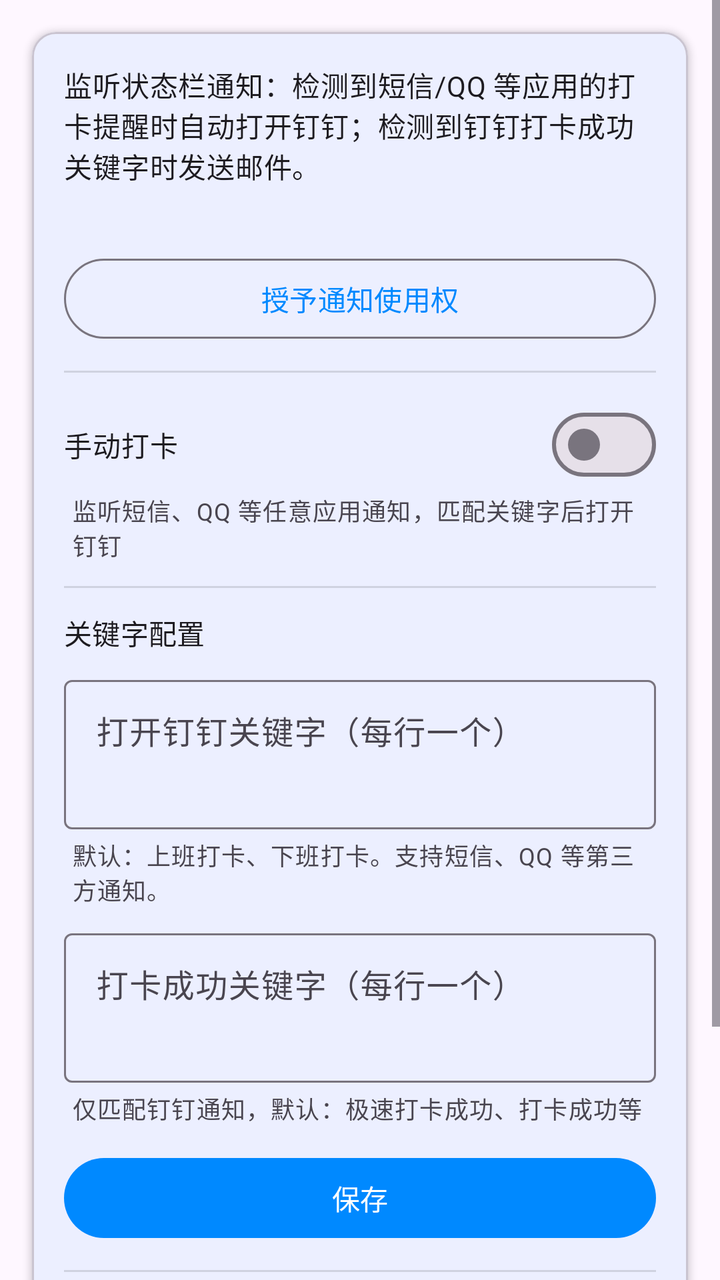
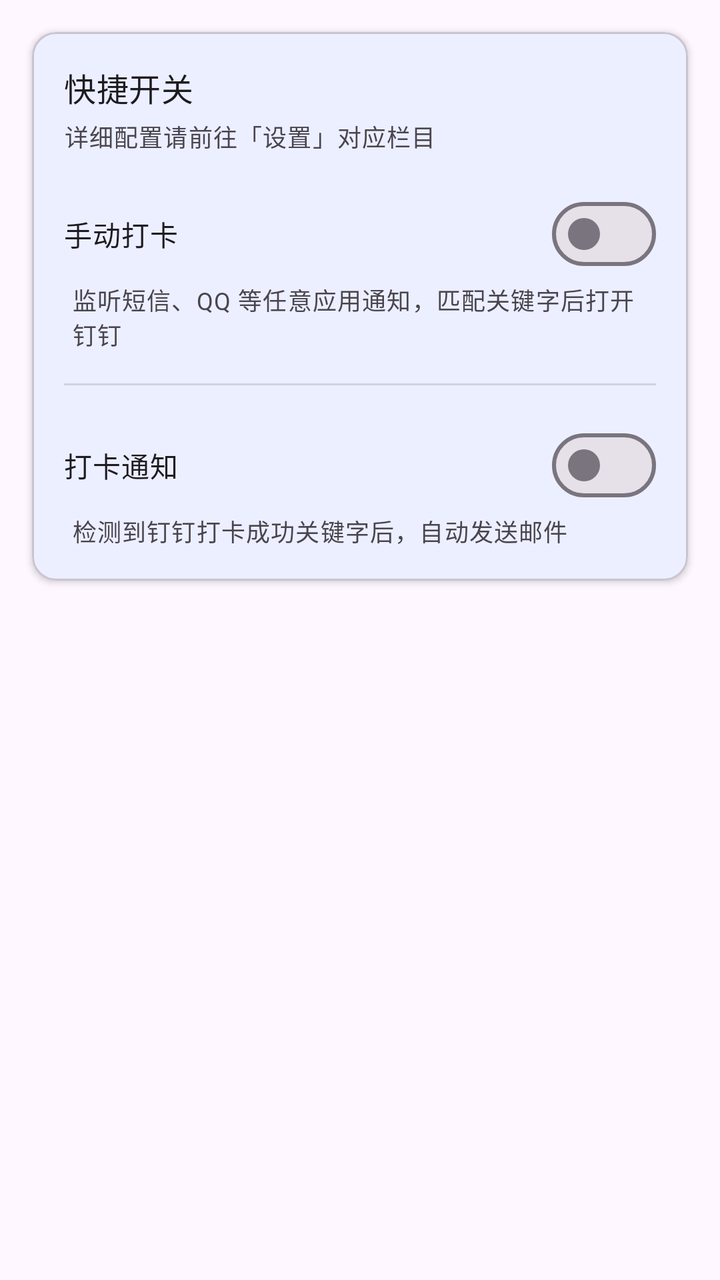

Before-and-after screenshots of an Android layout around one commit, followed by the original layout XML and the change that was made.
<!-- AndroidManifest.xml: application theme Theme.DDTask -->
<!-- res/layout/fragment_notifications.xml -->
<?xml version="1.0" encoding="utf-8"?>
<ScrollView
    xmlns:android="http://schemas.android.com/apk/res/android"
    xmlns:app="http://schemas.android.com/apk/res-auto"
    android:layout_width="match_parent"
    android:layout_height="match_parent"
    android:fillViewport="true">

    <LinearLayout
        android:layout_width="match_parent"
        android:layout_height="wrap_content"
        android:orientation="vertical"
        android:paddingBottom="24dp">

        <com.google.android.material.card.MaterialCardView
            android:layout_width="match_parent"
            android:layout_height="wrap_content"
            android:layout_margin="16dp"
            app:cardElevation="2dp">

            <LinearLayout
                android:layout_width="match_parent"
                android:layout_height="wrap_content"
                android:orientation="vertical"
                android:padding="16dp">

                <TextView
                    android:layout_width="wrap_content"
                    android:layout_height="wrap_content"
                    android:text="@string/notification_desc"
                    android:textAppearance="?attr/textAppearanceBodyMedium" />

                <TextView
                    android:id="@+id/status_listener"
                    android:layout_width="wrap_content"
                    android:layout_height="wrap_content"
                    android:layout_marginTop="8dp"
                    android:textAppearance="?attr/textAppearanceBodySmall" />

                <com.google.android.material.button.MaterialButton
                    android:id="@+id/btn_grant_listener"
                    style="@style/Widget.Material3.Button.OutlinedButton"
                    android:layout_width="match_parent"
                    android:layout_height="wrap_content"
                    android:layout_marginTop="8dp"
                    android:text="@string/grant_notification_access" />

                <View
                    android:layout_width="match_parent"
                    android:layout_height="1dp"
                    android:layout_marginVertical="12dp"
                    android:background="?android:attr/listDivider" />

                <com.google.android.material.materialswitch.MaterialSwitch
                    android:id="@+id/switch_auto_open_dingtalk"
                    android:layout_width="match_parent"
                    android:layout_height="wrap_content"
                    android:text="@string/auto_open_dingtalk_enabled" />

                <TextView
                    android:layout_width="wrap_content"
                    android:layout_height="wrap_content"
                    android:layout_marginStart="4dp"
                    android:text="@string/auto_open_dingtalk_enabled_desc"
                    android:textAppearance="?attr/textAppearanceBodySmall"
                    android:textColor="?android:attr/textColorSecondary" />

                <TextView
                    android:id="@+id/tv_last_open"
                    android:layout_width="match_parent"
                    android:layout_height="wrap_content"
                    android:layout_marginTop="8dp"
                    android:textAppearance="?attr/textAppearanceBodySmall"
                    android:textColor="?android:attr/textColorSecondary"
                    android:visibility="gone" />

                <View
                    android:layout_width="match_parent"
                    android:layout_height="1dp"
                    android:layout_marginVertical="12dp"
                    android:background="?android:attr/listDivider" />

                <TextView
                    android:layout_width="wrap_content"
                    android:layout_height="wrap_content"
                    android:text="@string/notification_keywords_title"
                    android:textAppearance="?attr/textAppearanceTitleSmall" />

                <LinearLayout
                    android:id="@+id/layout_keywords_summary"
                    android:layout_width="match_parent"
                    android:layout_height="wrap_content"
                    android:layout_marginTop="8dp"
                    android:orientation="vertical"
                    android:visibility="gone">

                    <TextView
                        android:id="@+id/tv_keywords_summary"
                        android:layout_width="match_parent"
                        android:layout_height="wrap_content"
                        android:textAppearance="?attr/textAppearanceBodyMedium" />

                    <com.google.android.material.button.MaterialButton
                        android:id="@+id/btn_edit_keywords"
                        style="@style/Widget.Material3.Button.TextButton"
                        android:layout_width="wrap_content"
                        android:layout_height="wrap_content"
                        android:text="@string/edit_keywords_config" />

                </LinearLayout>

                <LinearLayout
                    android:id="@+id/layout_keywords_form"
                    android:layout_width="match_parent"
                    android:layout_height="wrap_content"
                    android:layout_marginTop="8dp"
                    android:orientation="vertical">

                    <com.google.android.material.textfield.TextInputLayout
                        android:layout_width="match_parent"
                        android:layout_height="wrap_content"
                        android:hint="@string/trigger_keywords_hint">

                        <com.google.android.material.textfield.TextInputEditText
                            android:id="@+id/et_trigger_keywords"
                            android:layout_width="match_parent"
                            android:layout_height="wrap_content"
                            android:gravity="top"
                            android:inputType="textMultiLine"
                            android:minLines="2" />

                    </com.google.android.material.textfield.TextInputLayout>

                    <TextView
                        android:layout_width="wrap_content"
                        android:layout_height="wrap_content"
                        android:layout_marginStart="4dp"
                        android:layout_marginTop="4dp"
                        android:text="@string/trigger_keywords_help"
                        android:textAppearance="?attr/textAppearanceBodySmall"
                        android:textColor="?android:attr/textColorSecondary" />

                    <com.google.android.material.textfield.TextInputLayout
                        android:layout_width="match_parent"
                        android:layout_height="wrap_content"
                        android:layout_marginTop="8dp"
                        android:hint="@string/success_keywords_hint">

                        <com.google.android.material.textfield.TextInputEditText
                            android:id="@+id/et_success_keywords"
                            android:layout_width="match_parent"
                            android:layout_height="wrap_content"
                            android:gravity="top"
                            android:inputType="textMultiLine"
                            android:minLines="2" />

                    </com.google.android.material.textfield.TextInputLayout>

                    <TextView
                        android:layout_width="wrap_content"
                        android:layout_height="wrap_content"
                        android:layout_marginStart="4dp"
                        android:layout_marginTop="4dp"
                        android:text="@string/success_keywords_help"
                        android:textAppearance="?attr/textAppearanceBodySmall"
                        android:textColor="?android:attr/textColorSecondary" />

                    <com.google.android.material.button.MaterialButton
                        android:id="@+id/btn_save_notification_settings"
                        android:layout_width="match_parent"
                        android:layout_height="wrap_content"
                        android:layout_marginTop="12dp"
                        android:text="@string/save" />

                </LinearLayout>

                <View
                    android:layout_width="match_parent"
                    android:layout_height="1dp"
                    android:layout_marginVertical="12dp"
                    android:background="?android:attr/listDivider" />

                <TextView
                    android:id="@+id/status_email_config"
                    android:layout_width="wrap_content"
                    android:layout_height="wrap_content"
                    android:textAppearance="?attr/textAppearanceBodySmall" />

                <com.google.android.material.materialswitch.MaterialSwitch
                    android:id="@+id/switch_email_notify"
                    android:layout_width="match_parent"
                    android:layout_height="wrap_content"
                    android:layout_marginTop="12dp"
                    android:text="@string/email_notify_enabled" />

                <TextView
                    android:layout_width="wrap_content"
                    android:layout_height="wrap_content"
                    android:layout_marginStart="4dp"
                    android:text="@string/email_notify_enabled_desc"
                    android:textAppearance="?attr/textAppearanceBodySmall"
                    android:textColor="?android:attr/textColorSecondary" />

                <TextView
                    android:id="@+id/tv_last_sent"
                    android:layout_width="match_parent"
                    android:layout_height="wrap_content"
                    android:layout_marginTop="12dp"
                    android:textAppearance="?attr/textAppearanceBodySmall"
                    android:textColor="?android:attr/textColorSecondary"
                    android:visibility="gone" />

            </LinearLayout>

        </com.google.android.material.card.MaterialCardView>

    </LinearLayout>

</ScrollView>
<!-- resources referenced by this layout -->
<resources>
  <string name="auto_open_dingtalk_enabled">手动打卡</string>
  <string name="auto_open_dingtalk_enabled_desc">监听短信、QQ 等任意应用通知，匹配关键字后打开钉钉</string>
  <string name="edit_keywords_config">修改配置</string>
  <string name="email_notify_enabled">打卡通知</string>
  <string name="email_notify_enabled_desc">检测到钉钉打卡成功关键字后，自动发送邮件</string>
  <string name="grant_notification_access">授予通知使用权</string>
  <string name="notification_desc">监听状态栏通知：检测到短信/QQ 等应用的打卡提醒时自动打开钉钉；检测到钉钉打卡成功关键字时发送邮件。</string>
  <string name="notification_keywords_title">关键字配置</string>
  <string name="save">保存</string>
  <string name="success_keywords_help">仅匹配钉钉通知，默认：极速打卡成功、打卡成功等</string>
  <string name="success_keywords_hint">打卡成功关键字（每行一个）</string>
  <string name="trigger_keywords_help">默认：上班打卡、下班打卡。支持短信、QQ 等第三方通知。</string>
  <string name="trigger_keywords_hint">打开钉钉关键字（每行一个）</string>
  <style name="Theme.DDTask" parent="Theme.Material3.Light.NoActionBar">
          <item name="colorPrimary">@color/primary</item>
          <item name="colorPrimaryDark">@color/primary_dark</item>
          <item name="colorSecondary">@color/secondary</item>
      </style>
  <color name="primary">#0089FF</color>
  <color name="primary_dark">#0066CC</color>
  <color name="secondary">#FF6B35</color>
</resources>

<!-- the commit's change to res/layout/fragment_notifications.xml (unified diff, before → after) -->
@@ -27,34 +27,22 @@
                 <TextView
                     android:layout_width="wrap_content"
                     android:layout_height="wrap_content"
-                    android:text="@string/notification_desc"
-                    android:textAppearance="?attr/textAppearanceBodyMedium" />
+                    android:text="@string/notifications_tab_title"
+                    android:textAppearance="?attr/textAppearanceTitleMedium" />
 
                 <TextView
-                    android:id="@+id/status_listener"
                     android:layout_width="wrap_content"
                     android:layout_height="wrap_content"
-                    android:layout_marginTop="8dp"
-                    android:textAppearance="?attr/textAppearanceBodySmall" />
-
-                <com.google.android.material.button.MaterialButton
-                    android:id="@+id/btn_grant_listener"
-                    style="@style/Widget.Material3.Button.OutlinedButton"
-                    android:layout_width="match_parent"
-                    android:layout_height="wrap_content"
-                    android:layout_marginTop="8dp"
-                    android:text="@string/grant_notification_access" />
-
-                <View
-                    android:layout_width="match_parent"
-                    android:layout_height="1dp"
-                    android:layout_marginVertical="12dp"
-                    android:background="?android:attr/listDivider" />
+                    android:layout_marginTop="4dp"
+                    android:text="@string/notifications_tab_desc"
+                    android:textAppearance="?attr/textAppearanceBodySmall"
+                    android:textColor="?android:attr/textColorSecondary" />
 
                 <com.google.android.material.materialswitch.MaterialSwitch
                     android:id="@+id/switch_auto_open_dingtalk"
                     android:layout_width="match_parent"
                     android:layout_height="wrap_content"
+                    android:layout_marginTop="16dp"
                     android:text="@string/auto_open_dingtalk_enabled" />
 
                 <TextView
@@ -77,120 +65,13 @@
                 <View
                     android:layout_width="match_parent"
                     android:layout_height="1dp"
-                    android:layout_marginVertical="12dp"
+                    android:layout_marginVertical="16dp"
                     android:background="?android:attr/listDivider" />
-
-                <TextView
-                    android:layout_width="wrap_content"
-                    android:layout_height="wrap_content"
-                    android:text="@string/notification_keywords_title"
-                    android:textAppearance="?attr/textAppearanceTitleSmall" />
-
-                <LinearLayout
-                    android:id="@+id/layout_keywords_summary"
-                    android:layout_width="match_parent"
-                    android:layout_height="wrap_content"
-                    android:layout_marginTop="8dp"
-                    android:orientation="vertical"
-                    android:visibility="gone">
-
-                    <TextView
-                        android:id="@+id/tv_keywords_summary"
-                        android:layout_width="match_parent"
-                        android:layout_height="wrap_content"
-                        android:textAppearance="?attr/textAppearanceBodyMedium" />
-
-                    <com.google.android.material.button.MaterialButton
-                        android:id="@+id/btn_edit_keywords"
-                        style="@style/Widget.Material3.Button.TextButton"
-                        android:layout_width="wrap_content"
-                        android:layout_height="wrap_content"
-                        android:text="@string/edit_keywords_config" />
-
-                </LinearLayout>
-
-                <LinearLayout
-                    android:id="@+id/layout_keywords_form"
-                    android:layout_width="match_parent"
-                    android:layout_height="wrap_content"
-                    android:layout_marginTop="8dp"
-                    android:orientation="vertical">
-
-                    <com.google.android.material.textfield.TextInputLayout
-                        android:layout_width="match_parent"
-                        android:layout_height="wrap_content"
-                        android:hint="@string/trigger_keywords_hint">
-
-                        <com.google.android.material.textfield.TextInputEditText
-                            android:id="@+id/et_trigger_keywords"
-                            android:layout_width="match_parent"
-                            android:layout_height="wrap_content"
-                            android:gravity="top"
-                            android:inputType="textMultiLine"
-                            android:minLines="2" />
-
-                    </com.google.android.material.textfield.TextInputLayout>
-
-                    <TextView
-                        android:layout_width="wrap_content"
-                        android:layout_height="wrap_content"
-                        android:layout_marginStart="4dp"
-                        android:layout_marginTop="4dp"
-                        android:text="@string/trigger_keywords_help"
-                        android:textAppearance="?attr/textAppearanceBodySmall"
-                        android:textColor="?android:attr/textColorSecondary" />
-
-                    <com.google.android.material.textfield.TextInputLayout
-                        android:layout_width="match_parent"
-                        android:layout_height="wrap_content"
-                        android:layout_marginTop="8dp"
-                        android:hint="@string/success_keywords_hint">
-
-                        <com.google.android.material.textfield.TextInputEditText
-                            android:id="@+id/et_success_keywords"
-                            android:layout_width="match_parent"
-                            android:layout_height="wrap_content"
-                            android:gravity="top"
-                            android:inputType="textMultiLine"
-                            android:minLines="2" />
-
-                    </com.google.android.material.textfield.TextInputLayout>
-
-                    <TextView
-                        android:layout_width="wrap_content"
-                        android:layout_height="wrap_content"
-                        android:layout_marginStart="4dp"
-                        android:layout_marginTop="4dp"
-                        android:text="@string/success_keywords_help"
-                        android:textAppearance="?attr/textAppearanceBodySmall"
-                        android:textColor="?android:attr/textColorSecondary" />
-
-                    <com.google.android.material.button.MaterialButton
-                        android:id="@+id/btn_save_notification_settings"
-                        android:layout_width="match_parent"
-                        android:layout_height="wrap_content"
-                        android:layout_marginTop="12dp"
-                        android:text="@string/save" />
-
-                </LinearLayout>
-
-                <View
-                    android:layout_width="match_parent"
-                    android:layout_height="1dp"
-                    android:layout_marginVertical="12dp"
-                    android:background="?android:attr/listDivider" />
-
-                <TextView
-                    android:id="@+id/status_email_config"
-                    android:layout_width="wrap_content"
-                    android:layout_height="wrap_content"
-                    android:textAppearance="?attr/textAppearanceBodySmall" />
 
                 <com.google.android.material.materialswitch.MaterialSwitch
                     android:id="@+id/switch_email_notify"
                     android:layout_width="match_parent"
                     android:layout_height="wrap_content"
-                    android:layout_marginTop="12dp"
                     android:text="@string/email_notify_enabled" />
 
                 <TextView
@@ -205,7 +86,7 @@
                     android:id="@+id/tv_last_sent"
                     android:layout_width="match_parent"
                     android:layout_height="wrap_content"
-                    android:layout_marginTop="12dp"
+                    android:layout_marginTop="8dp"
                     android:textAppearance="?attr/textAppearanceBodySmall"
                     android:textColor="?android:attr/textColorSecondary"
                     android:visibility="gone" />
<!-- resource entries referenced after the edit -->
@@ -2,17 +2,10 @@
 <resources>
   <string name="auto_open_dingtalk_enabled">手动打卡</string>
   <string name="auto_open_dingtalk_enabled_desc">监听短信、QQ 等任意应用通知，匹配关键字后打开钉钉</string>
-  <string name="edit_keywords_config">修改配置</string>
   <string name="email_notify_enabled">打卡通知</string>
   <string name="email_notify_enabled_desc">检测到钉钉打卡成功关键字后，自动发送邮件</string>
-  <string name="grant_notification_access">授予通知使用权</string>
-  <string name="notification_desc">监听状态栏通知：检测到短信/QQ 等应用的打卡提醒时自动打开钉钉；检测到钉钉打卡成功关键字时发送邮件。</string>
-  <string name="notification_keywords_title">关键字配置</string>
-  <string name="save">保存</string>
-  <string name="success_keywords_help">仅匹配钉钉通知，默认：极速打卡成功、打卡成功等</string>
-  <string name="success_keywords_hint">打卡成功关键字（每行一个）</string>
-  <string name="trigger_keywords_help">默认：上班打卡、下班打卡。支持短信、QQ 等第三方通知。</string>
-  <string name="trigger_keywords_hint">打开钉钉关键字（每行一个）</string>
+  <string name="notifications_tab_desc">详细配置请前往「设置」对应栏目</string>
+  <string name="notifications_tab_title">快捷开关</string>
   <style name="Theme.DDTask" parent="Theme.Material3.Light.NoActionBar">
           <item name="colorPrimary">@color/primary</item>
           <item name="colorPrimaryDark">@color/primary_dark</item>
